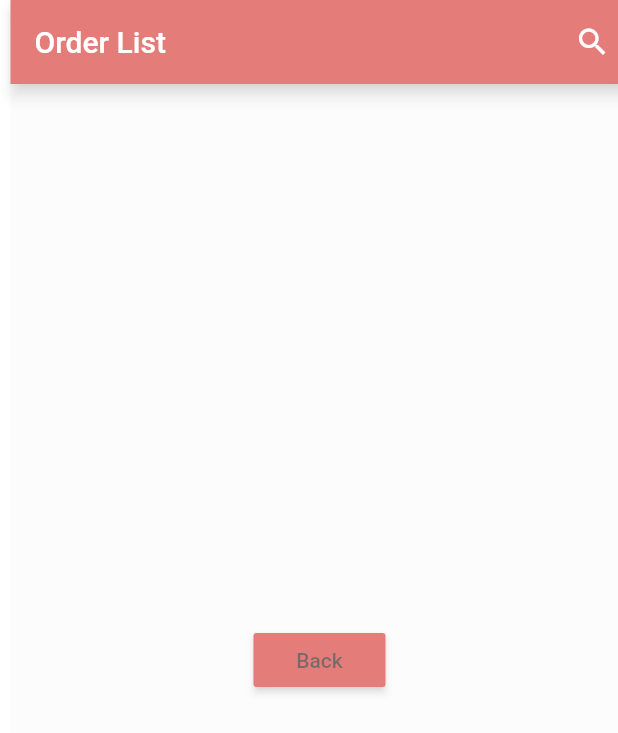
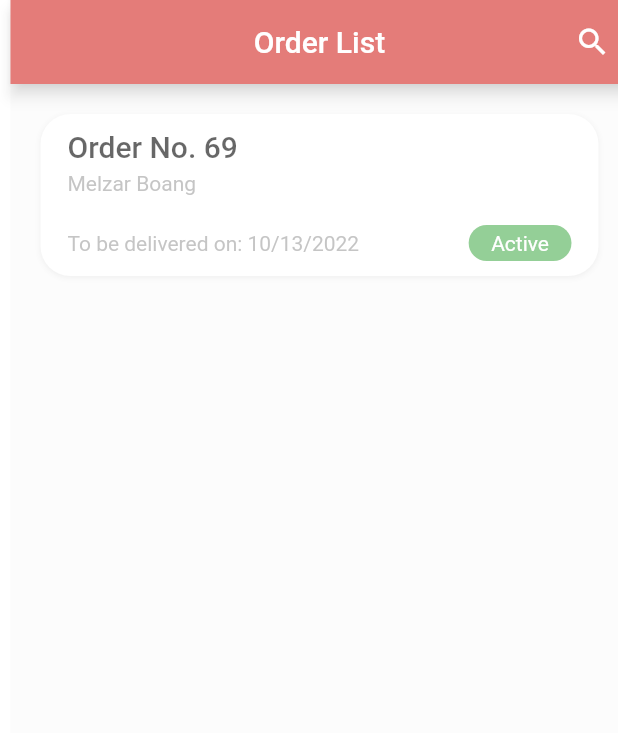
Before and after one commit to melzarjanchico-up/dennis-lechon-crm, a Flutter app: the screen it shows after launch, after a tap on "Order List", on a phone screen of 412 x 824 dp. Shown: the top 733 px of the screen. Run offline on Flutter 3.47's test engine with Material 2 defaults, Android fonts, the phone set to English and light mode, and no system bars; our stand-ins replace cloud_firestore, firebase_auth, firebase_core, flutter_spinkit, google_fonts, validators; accounts and stored records are empty; network calls fail.

Commit message:
added order list UI

```diff
--- a/lib/screens/homebuttons/order_screen.dart
+++ b/lib/screens/homebuttons/order_screen.dart
@@ -14,6 +14,7 @@ class OrderListScreen extends StatelessWidget {
         appBar: AppBar(
           backgroundColor: const Color(0xFFD3231E),
           title: const Text("Order List"),
+          centerTitle: true,
           actions: [
             IconButton(
               onPressed: () {
@@ -26,14 +27,99 @@ class OrderListScreen extends StatelessWidget {
             ),
           ],
         ),
-        body: Center(
-          child: RaisedButton(
+        body: ListView(
+          padding: const EdgeInsets.all(20),
+          children: [
+            GestureDetector(
+              onTap: () {
+                // sa customer list ni siya na code po huehue
+                //Navigator.push(
+                //    context,
+                //     MaterialPageRoute(
+                //         builder: (context) => CustomerInfo(customer: customer)));
+              },
+              child: Container(
+                padding: const EdgeInsets.all(10),
+                margin: const EdgeInsets.only(bottom: 15),
+                decoration: BoxDecoration(
+                    borderRadius: BorderRadius.circular(20),
+                    color: Colors.white,
+                    boxShadow: [
+                      BoxShadow(
+                        color: Colors.grey.withOpacity(0.2),
+                        spreadRadius: 0,
+                        blurRadius: 2,
+                        offset: const Offset(0, 1),
+                      ),
+                    ]),
+                child: Padding(
+                  padding: const EdgeInsets.symmetric(horizontal: 8.0),
+                  child: Column(
+                    children: [
+                      Row(
+                        mainAxisAlignment: MainAxisAlignment.spaceBetween,
+                        children: [
+                          Expanded(
+                            child: Row(children: [
+                              Flexible(
+                                child: Column(
+                                    crossAxisAlignment:
+                                        CrossAxisAlignment.start,
+                                    children: [
+                                      const Text("Order No. 69",
+                                          // ignore: prefer_const_constructors
+                                          style: TextStyle(
+                                              color: Colors.black,
+                                              fontSize: 20,
+                                              fontWeight: FontWeight.w500)),
+                                      const SizedBox(
+                                        height: 5,
+                                      ),
+                                      Text("Melzar Boang",
+                                          style: TextStyle(
+                                              color: Colors.grey[500])),
+                                    ]),
+                              )
+                            ]),
+                          ),
+                        ],
+                      ),
+                      const SizedBox(
+                        height: 20,
+                      ),
+                      Row(
+                          mainAxisAlignment: MainAxisAlignment.spaceBetween,
+                          children: [
+                            const Text('To be delivered on: 10/13/2022',
+                                style: TextStyle(color: Colors.grey)),
+                            Container(
+                              padding: const EdgeInsets.symmetric(
+                                  vertical: 4, horizontal: 15),
+                              decoration: BoxDecoration(
+                                  borderRadius: BorderRadius.circular(12),
+                                  color: Colors.green),
+                              child: const Text(
+                                "Active",
+                                style: TextStyle(color: Colors.white),
+                              ),
+                            )
+                          ])
+                    ],
+                  ),
+                ),
+              ),
+            ),
+          ],
+          /* This is the back button, gi comment lang sa nako kay wa ko
+              kabaw asa ni e butang
+           RaisedButton(
             child: const Text("Back"),
             color: const Color(0xFFD3231E),
             onPressed: () {
               Navigator.pop(context);
             },
           ),
+          */
         ),
       ),
     );
```
Also changed, not shown: pubspec.lock.
